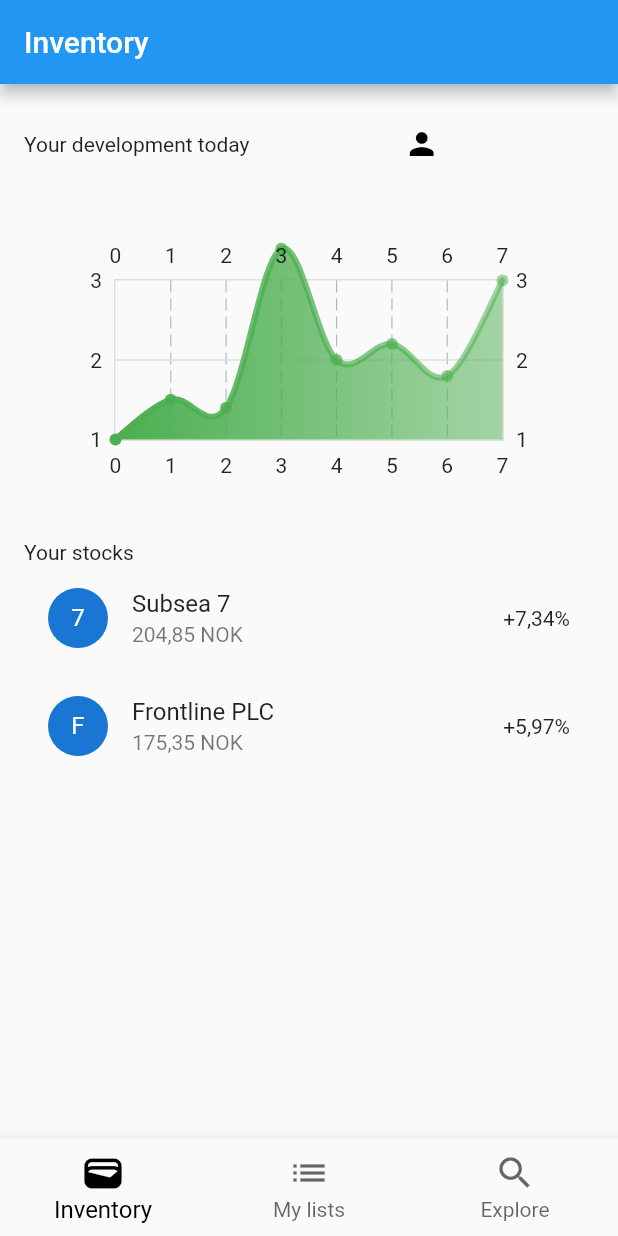
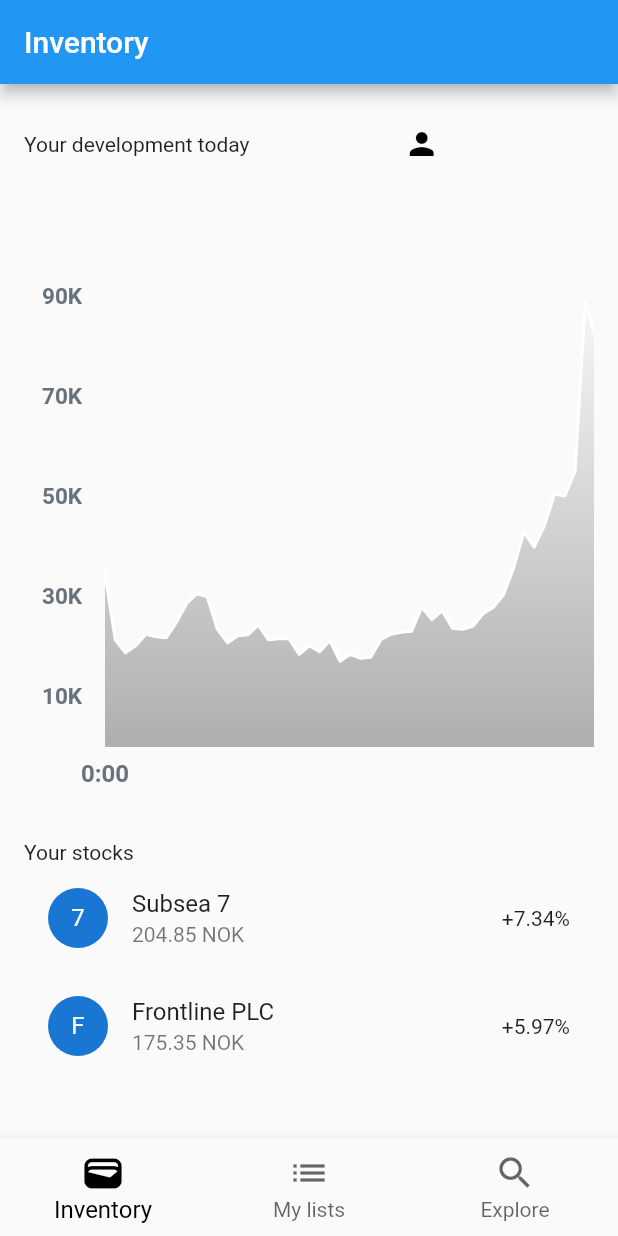
Before and after one commit to IDATA2503-Mobile-Applikasjoner/aksje_app, a Flutter app: the screen it shows after launch, on a phone screen of 412 x 824 dp. Run offline on Flutter 3.47's test engine with Material 2 defaults, Android fonts, the light colour scheme and no system bars; drawn by our look-alikes of fl_chart; our stand-ins replace flutter_secure_storage; accounts and stored records are empty.

Commit message:
Stock detail page

```diff
--- a/lib/main.dart
+++ b/lib/main.dart
@@ -1,22 +1,23 @@
-import 'package:aksje_app/widgets/pages/inventory.dart';
-import 'package:aksje_app/widgets/pages/my_lists.dart';
-import 'package:aksje_app/widgets/pages/search.dart';
+import 'package:aksje_app/widgets/screens/inventory.dart';
+import 'package:aksje_app/widgets/screens/my_lists.dart';
+import 'package:aksje_app/widgets/screens/search.dart';
 import 'package:aksje_app/widgets/ui_components/navigation_bar.dart';
 import 'package:flutter/material.dart';
 import 'package:aksje_app/models/user_provider.dart';
 import 'package:provider/provider.dart';
-import 'package:aksje_app/models/user.dart';
 
 void main() {
   runApp(
     ChangeNotifierProvider(
       create: (context) => UserProvider(),
-      child: MyApp(),
+      child: const MyApp(),
     ),
   );
 }
 
 class MyApp extends StatefulWidget {
+  const MyApp({super.key});
+
   @override
   _MyAppState createState() => _MyAppState();
 }
--- a/lib/models/StockList.dart
+++ /dev/null
@@ -1,22 +0,0 @@
-class StockList {
-  final int lid;
-  final String name;
-  final List<String> stocks;
-  final bool valid;
-
-  StockList({
-    required this.lid,
-    required this.name,
-    required this.stocks,
-    required this.valid,
-  });
-
-  factory StockList.fromJson(Map<String, dynamic> json) {
-    return StockList(
-      lid: json['lid'] as int,
-      name: json['name'] as String,
-      stocks: List<String>.from(json['stocks']),
-      valid: json['valid'] as bool,
-    );
-  }
-}
--- a/lib/models/stock.dart
+++ b/lib/models/stock.dart
@@ -1,10 +1,12 @@
 class Stock {
+  final String symbol;
   final String id;
   final String name;
   final double price;
   final double percentageChange;
 
   Stock({
+    required this.symbol,
     required this.id,
     required this.name,
     required this.price,
--- a/lib/models/stock_list_model.dart
+++ b/lib/models/stock_list_model.dart
@@ -1,13 +1,22 @@
-import 'package:aksje_app/models/stock.dart';
-
 class StockListModel {
-  final String id;
+  final int lid;
   final String name;
-  final List<Stock> stocks;
+  final List<String> stocks;
+  final bool valid;
 
   StockListModel({
-    required this.id,
+    required this.lid,
     required this.name,
     required this.stocks,
+    required this.valid,
   });
+
+  factory StockListModel.fromJson(Map<String, dynamic> json) {
+    return StockListModel(
+      lid: json['lid'] as int,
+      name: json['name'] as String,
+      stocks: List<String>.from(json['stocks']),
+      valid: json['valid'] as bool,
+    );
+  }
 }
--- a/lib/widgets/button_components/login_button.dart
+++ b/lib/widgets/button_components/login_button.dart
@@ -3,7 +3,7 @@
 Widget buildLoginButton(
   bool isLoading, TextEditingController emailController, TextEditingController passwordController, Function login) {
   if (isLoading) {
-    return Center(
+    return const Center(
       child: CircularProgressIndicator(),
     );
   } else {
@@ -14,7 +14,7 @@
         print('Login button pressed');
 
         // Add a 1-second delay here to simulate loading
-        Future.delayed(Duration(seconds: 3), () {
+        Future.delayed(const Duration(seconds: 3), () {
           login(email, password);
         });
       },
--- a/lib/widgets/pages/add_list.dart
+++ b/lib/widgets/screens/add_list.dart
@@ -3,7 +3,6 @@
 import 'dart:convert';
 import 'package:aksje_app/models/user_provider.dart';
 import 'package:provider/provider.dart';
-import 'package:aksje_app/models/user.dart';
 
 class AddListPage extends  StatefulWidget {
   const AddListPage({Key? key}) : super(key: key);
--- a/lib/widgets/pages/inventory.dart
+++ b/lib/widgets/screens/inventory.dart
@@ -1,29 +1,44 @@
+import 'package:aksje_app/models/stock.dart';
+import 'package:flutter/material.dart';
+import 'package:provider/provider.dart';
+import 'package:aksje_app/models/user_provider.dart';
+import 'package:aksje_app/widgets/screens/log-in.dart';
 import 'package:aksje_app/widgets/stock_components/stock_chart.dart';
-import 'package:fl_chart/fl_chart.dart';
-import 'package:flutter/material.dart';
-import 'package:aksje_app/widgets/pages/log-in.dart';
-import 'package:aksje_app/models/user_provider.dart';
-import 'package:provider/provider.dart';
+import 'package:aksje_app/widgets/screens/stock_detail.dart';
+
+// Stock model class
 
 class Inventory extends StatefulWidget {
-  const Inventory({super.key});
+  const Inventory({Key? key}) : super(key: key);
 
   @override
-  State<StatefulWidget> createState() {
-    return _InventoryState();
-  }
+  State<Inventory> createState() => _InventoryState();
 }
 
 class _InventoryState extends State<Inventory> {
+  final List<Stock> stocks = [
+    Stock(id: '1', symbol: '7', name: 'Subsea 7', price: 204.85, percentageChange: 7.34),
+    Stock(id: '2', symbol: 'F', name: 'Frontline PLC', price: 175.35, percentageChange: 5.97),
+    // Add more stocks with unique ids as needed
+  ];
 
   void navLoginPage() {
     Navigator.push(
       context,
-      MaterialPageRoute(builder: (context) => (const LoginPage())),
+      MaterialPageRoute(builder: (context) => const LoginPage()),
     );
   }
 
-    @override
+  void _goToStockDetailPage(Stock stock) {
+    Navigator.push(
+      context,
+      MaterialPageRoute(
+        builder: (context) => StockDetailPage(stock: stock),
+      ),
+    );
+  }
+
+  @override
   Widget build(BuildContext context) {
     return Scaffold(
       appBar: AppBar(
@@ -40,12 +55,12 @@
                 const Text('Your development today'),
                 OutlinedButton(
                   onPressed: navLoginPage,
-                  child: Icon(Icons.person, color: Colors.black),
                   style: ButtonStyle(
                     backgroundColor: MaterialStateProperty.all(Colors.transparent),
                     overlayColor: MaterialStateProperty.all(Colors.transparent),
                     side: MaterialStateProperty.all(BorderSide.none),
                   ),
+                  child: const Icon(Icons.person, color: Colors.black),
                 ),
                 Consumer<UserProvider>(
                   builder: (context, userProvider, _) {
@@ -59,35 +74,28 @@
               ],
             ),
             const SizedBox(height: 20.0),
-            // Some placeholder for the graph
-            const StockChart(data: [
-              FlSpot(0, 1),
-              FlSpot(1, 1.5),
-              FlSpot(2, 1.4),
-              FlSpot(3, 3.4),
-              FlSpot(4, 2),
-              FlSpot(5, 2.2),
-              FlSpot(6, 1.8),
-              FlSpot(7, 3),
-            ]),
+            // Placeholder for the graph
+            StockChart(),
             const SizedBox(height: 20.0),
             const Text('Your stocks'),
-            const ListTile(
-              leading: CircleAvatar(child: Text('7')),
-              title: Text('Subsea 7'),
-              subtitle: Text('204,85 NOK'),
-              trailing: Text('+7,34%'),
-            ),
-            const ListTile(
-              leading: CircleAvatar(child: Text('F')),
-              title: Text('Frontline PLC'),
-              subtitle: Text('175,35 NOK'),
-              trailing: Text('+5,97%'),
+            Expanded(
+              child: ListView.builder(
+                itemCount: stocks.length,
+                itemBuilder: (context, index) {
+                  final stock = stocks[index];
+                  return ListTile(
+                    leading: CircleAvatar(child: Text(stock.symbol)),
+                    title: Text(stock.name),
+                    subtitle: Text('${stock.price} NOK'),
+                    trailing: Text('+${stock.percentageChange.toStringAsFixed(2)}%'),
+                    onTap: () => _goToStockDetailPage(stock),
+                  );
+                },
+              ),
             ),
           ],
         ),
       ),
-      // Removed the bottom navigation bar from here
     );
   }
 }
--- a/lib/widgets/pages/log-in.dart
+++ b/lib/widgets/screens/log-in.dart
@@ -1,10 +1,9 @@
 import 'package:aksje_app/models/user.dart';
 import 'package:flutter/material.dart';
-import 'package:aksje_app/widgets/pages/sign-up.dart';
+import 'package:aksje_app/widgets/screens/sign-up.dart';
 import 'package:http/http.dart' as http;
 import 'dart:convert';
 import 'package:flutter_secure_storage/flutter_secure_storage.dart';
-import 'package:aksje_app/widgets/pages/inventory.dart';
 import 'package:provider/provider.dart';
 import 'package:aksje_app/models/user_provider.dart';
 import 'package:aksje_app/widgets/button_components/login_button.dart';
@@ -20,7 +19,7 @@
 
     final TextEditingController emailController = TextEditingController();
     final TextEditingController passwordController = TextEditingController();
-    final storage = new FlutterSecureStorage();
+    final storage = const FlutterSecureStorage();
     bool isLoggedIn = false;
     bool isLoading = false;
 
--- a/lib/widgets/pages/my_lists.dart
+++ b/lib/widgets/screens/my_lists.dart
@@ -1,8 +1,8 @@
-import 'package:aksje_app/models/StockList.dart';
+import 'package:aksje_app/models/stock_list_model.dart';
 import 'package:flutter/material.dart';
 import 'package:http/http.dart' as http;
 import 'dart:convert';
-import 'package:aksje_app/widgets/pages/add_list.dart';
+import 'package:aksje_app/widgets/screens/add_list.dart';
 import 'package:aksje_app/models/user.dart';
 import 'package:aksje_app/models/user_provider.dart';
 import 'package:provider/provider.dart';
@@ -15,14 +15,14 @@
 }
 
 class _MyListsPageState extends State<MyListsPage> {
-  List<StockList> lists = [];
+  List<StockListModel> lists = [];
 
   @override
   void initState() {
     super.initState();
   }
 
-    @override
+  @override
   void didChangeDependencies() {
     super.didChangeDependencies();
     _fetchDataFromServer();
@@ -30,7 +30,6 @@
 
   void _fetchDataFromServer() async {
     try {
-
       UserProvider userProvider = Provider.of<UserProvider>(context);
       var uid = userProvider.user!.uid;
       print(uid);
@@ -40,7 +39,9 @@
       if (response.statusCode == 200) {
         List responseData = jsonDecode(response.body);
         setState(() {
-          lists = responseData.map((data) => StockList.fromJson(data)).toList();
+          lists = responseData
+              .map((data) => StockListModel.fromJson(data))
+              .toList();
         });
       } else {
         print('Request failed with status: ${response.statusCode}.');
@@ -74,7 +75,7 @@
         onPressed: () {
           Navigator.push(
             context,
-            MaterialPageRoute(builder: (context) => AddListPage()),
+            MaterialPageRoute(builder: (context) => const AddListPage()),
           );
         },
         child: const Icon(Icons.add),
--- /dev/null
+++ b/lib/widgets/screens/stock_detail.dart
@@ -0,0 +1,95 @@
+import 'package:flutter/material.dart';
+import 'package:aksje_app/models/stock.dart'; // Import the Stock class
+import 'package:aksje_app/widgets/stock_components/stock_chart.dart'; // Import your StockChart widget
+
+class StockDetailPage extends StatelessWidget {
+  final Stock stock;
+
+  const StockDetailPage({Key? key, required this.stock}) : super(key: key);
+
+  @override
+  Widget build(BuildContext context) {
+    // Example data for the stock chart
+    // You would fetch this from your backend or service for the particular stock
+
+    return Scaffold(
+      appBar: AppBar(
+        title: Text(stock.name),
+      ),
+      body: SingleChildScrollView(
+        child: Padding(
+          padding: const EdgeInsets.all(16.0),
+          child: Column(
+            crossAxisAlignment: CrossAxisAlignment.start,
+            children: <Widget>[
+              const Text(
+                style: TextStyle(fontSize: 20, fontWeight: FontWeight.bold),
+                'Oslo Børs Open',
+              ),
+              const SizedBox(height: 20), // Spacing between text and chart
+              Text(
+                '${stock.symbol} ${stock.name}',
+                style:
+                    const TextStyle(fontSize: 36, fontWeight: FontWeight.bold),
+              ),
+              const SizedBox(height: 20),
+              Text(
+                '${stock.price.toString()} NOK (${stock.percentageChange.toString()}%)',
+                style:
+                    const TextStyle(fontSize: 16, fontWeight: FontWeight.bold),
+              ),
+              const SizedBox(height: 10),
+              SizedBox(
+                height: 300, // Fixed height for the chart container
+                child: StockChart(), // Include your StockChart widget
+              ),
+              const SizedBox(height: 60),
+              Row(
+                mainAxisAlignment: MainAxisAlignment.spaceEvenly,
+                children: [
+                  ElevatedButton(
+                    onPressed: () {
+                      // TODO: Implement buy action
+                    },
+                    style: ElevatedButton.styleFrom(
+                      foregroundColor: Colors.white,
+                      backgroundColor: const Color.fromARGB(
+                          255, 79, 117, 205), // Background color
+                      elevation: 2, // Button shadow
+                      shape: RoundedRectangleBorder(
+                          borderRadius:
+                              BorderRadius.circular(20)), // Rounded corners
+                      padding: const EdgeInsets.symmetric(
+                          horizontal: 62,
+                          vertical: 12), // Padding inside the button
+                    ),
+                    child: const Text('Buy'),
+                  ),
+                  ElevatedButton(
+                    onPressed: () {
+                      // TODO: Implement sell action
+                    },
+                    style: ElevatedButton.styleFrom(
+                      foregroundColor: Colors.white,
+                      backgroundColor: const Color.fromARGB(
+                          255, 185, 56, 47), // Background color
+                      elevation: 2, // Button shadow
+                      shape: RoundedRectangleBorder(
+                          borderRadius:
+                              BorderRadius.circular(20)), // Rounded corners
+                      padding: const EdgeInsets.symmetric(
+                          horizontal: 62,
+                          vertical: 12), // Padding inside the button
+                    ),
+                    child: const Text('Sell'),
+                  ),
+                ],
+              ),
+              // ... other details about the stock ...
+            ],
+          ),
+        ),
+      ),
+    );
+  }
+}
--- a/lib/widgets/stock_components/stock_chart.dart
+++ b/lib/widgets/stock_components/stock_chart.dart
@@ -1,69 +1,418 @@
+import 'package:fl_chart/fl_chart.dart';
 import 'package:flutter/material.dart';
-import 'package:fl_chart/fl_chart.dart';
 
-class StockChart extends StatefulWidget {
-  final List<FlSpot> data;
+class StockChart extends StatelessWidget {
+  StockChart({Key? key}) : super(key: key);
 
-  const StockChart({super.key, required this.data});
+  final List<Color> gradientColors = [
+    Colors.white,
+    Colors.black38,
+  ];
 
   @override
-  State<StatefulWidget> createState() => _StockChartState();
-}
-
-class _StockChartState extends State<StockChart> {
-  @override
   Widget build(BuildContext context) {
-    final bool isPositiveGrowth = widget.data.last.y > widget.data.first.y; // Check if growth is positive
-
-    final LinearGradient gradient = LinearGradient(
-      colors: isPositiveGrowth
-          ? [Colors.green, Colors.green.withOpacity(0.5)]
-          : [Colors.red, Colors.red.withOpacity(0.5)],
-    );
-
-    return Container(
-      height: 200.0,
-      padding: const EdgeInsets.all(16.0),
-      child: LineChart(
-        LineChartData(
-          gridData: FlGridData(
-            show: true,
-            drawHorizontalLine: true,
-            getDrawingHorizontalLine: (value) {
-              return FlLine(
-                color: Colors.grey[300]!,
-                strokeWidth: 1,
-              );
-            },
+    return SingleChildScrollView(
+      scrollDirection: Axis.horizontal,
+      child: SizedBox(
+        width: 2000,
+        height: 400,
+        child: Padding(
+          padding: const EdgeInsets.only(
+              right: 18.0, left: 12.0, top: 24, bottom: 12),
+          child: LineChart(
+            mainData(),
           ),
-          titlesData: const FlTitlesData(show: true),
-          borderData: FlBorderData(
-            show: true,
-            border: Border.all(color: Colors.grey[300]!, width: 1),
-          ),
-          minX: widget.data.first.x,
-          maxX: widget.data.last.x,
-          minY: widget.data.first.y,
-          maxY: widget.data.last.y,
-          lineBarsData: [
-            LineChartBarData(
-              spots: widget.data,
-              isCurved: true,
-              gradient: gradient,
-              barWidth: 4,
-              isStrokeCapRound: true,
-              belowBarData: BarAreaData(
-                show: true,
-                gradient: gradient,
-              ),
-              dotData: FlDotData(
-                show: true,
-                checkToShowDot: (spot, barData) => true,
-              ),
-            ),
-          ],
         ),
       ),
     );
   }
+
+  Widget bottomTitleWidgets(double value, TitleMeta meta) {
+    const style = TextStyle(
+      color: Color(0xff68737d),
+      fontWeight: FontWeight.bold,
+      fontSize: 16,
+    );
+    Widget text = const Text('', style: style);
+
+    final step = data.length ~/ 4;
+    if (value.toInt() % step == 0) {
+      final index = value.toInt() ~/ step;
+      text = Text('0:${(index * 5).toString().padLeft(2, '0')}', style: style);
+    }
+
+    return SideTitleWidget(
+      axisSide: meta.axisSide,
+      space: 8.0,
+      child: text,
+    );
+  }
+
+  Widget leftTitleWidgets(double value, TitleMeta meta) {
+    const style = TextStyle(
+      color: Color(0xff67727d),
+      fontWeight: FontWeight.bold,
+      fontSize: 15,
+    );
+    String text = const {
+          1: '10K',
+          3: '30K',
+          5: '50K',
+          7: '70K',
+          9: '90K',
+        }[value.toInt()] ??
+        '';
+    return Text(text, style: style, textAlign: TextAlign.left);
+  }
+
+  LineChartData mainData() {
+    return LineChartData(
+      gridData: const FlGridData(
+        show: false,
+      ),
+      titlesData: FlTitlesData(
+        show: true,
+        rightTitles: const AxisTitles(
+          sideTitles: SideTitles(showTitles: false),
+        ),
+        topTitles: const AxisTitles(
+          sideTitles: SideTitles(showTitles: false),
+        ),
+        bottomTitles: AxisTitles(
+          sideTitles: SideTitles(
+            showTitles: true,
+            reservedSize: 30,
+            interval: 1,
+            getTitlesWidget: bottomTitleWidgets,
+          ),
+        ),
+        leftTitles: AxisTitles(
+          sideTitles: SideTitles(
+            showTitles: true,
+            interval: 1,
+            getTitlesWidget: leftTitleWidgets,
+            reservedSize: 42,
+          ),
+        ),
+      ),
+      borderData: FlBorderData(
+          show: false,
+          border: Border.all(color: const Color(0xff37434d), width: 1)),
+      minX: 0,
+      maxX: data.length - 1,
+      minY: 0,
+      maxY: 10,
+      lineBarsData: [
+        LineChartBarData(
+          spots: [
+            for (final entry in data.entries)
+              FlSpot(entry.key.toDouble(), entry.value.toDouble())
+          ],
+          color: Colors.white,
+          barWidth: 2,
+          isStrokeCapRound: true,
+          dotData: const FlDotData(
+            show: false,
+          ),
+          belowBarData: BarAreaData(
+            show: true,
+            gradient: LinearGradient(
+              begin: Alignment.topCenter,
+              end: Alignment.bottomCenter,
+              colors: gradientColors
+                  .map((color) => color.withOpacity(0.3))
+                  .toList(),
+            ),
+          ),
+        ),
+      ],
+    );
+  }
 }
+
+final data = [
+  3.45,
+  2.14,
+  1.88,
+  2.02,
+  2.25,
+  2.20,
+  2.18,
+  2.49,
+  2.87,
+  3.06,
+  3.00,
+  2.35,
+  2.08,
+  2.22,
+  2.24,
+  2.43,
+  2.14,
+  2.16,
+  2.16,
+  1.85,
+  2.02,
+  1.90,
+  2.12,
+  1.71,
+  1.85,
+  1.77,
+  1.79,
+  2.14,
+  2.25,
+  2.29,
+  2.31,
+  2.79,
+  2.54,
+  2.72,
+  2.37,
+  2.35,
+  2.41,
+  2.66,
+  2.79,
+  3.04,
+  3.58,
+  4.29,
+  3.99,
+  4.42,
+  5.05,
+  5.01,
+  5.51,
+  8.90,
+  8.16,
+  5.61,
+  5.23,
+  5.19,
+  4.19,
+  3.72,
+  3.10,
+  2.97,
+  2.18,
+  2.45,
+  2.33,
+  2.29,
+  2.31,
+  2.31,
+  3.02,
+  3.43,
+  3.50,
+  3.25,
+  2.99,
+  3.08,
+  3.54,
+  4.12,
+  4.04,
+  4.74,
+  5.42,
+  7.70,
+  5.92,
+  5.25,
+  5.80,
+  5.82,
+  5.03,
+  4.99,
+  4.62,
+  4.62,
+  4.46,
+  6.12,
+  6.13,
+  5.37,
+  5.38,
+  5.70,
+  6.33,
+  6.26,
+  5.92,
+  5.41,
+  5.15,
+  6.34,
+  6.16,
+  6.58,
+  6.15,
+  6.13,
+  6.95,
+  7.16,
+  6.46,
+  7.17,
+  7.62,
+  9.52,
+  1.75,
+  3.41,
+  0.30,
+  3.05,
+  8.68,
+  7.54,
+  6.88,
+  7.16,
+  6.25,
+  6.20,
+  6.16,
+  7.13,
+  4.90,
+  5.84,
+  7.41,
+  6.73,
+  6.54,
+  8,
+  7.11,
+  7.59,
+  7.63,
+  7.34,
+  6.21,
+  6.21,
+  6.08,
+  6.74,
+  7.09,
+  7.11,
+  7.99,
+  8.53,
+  9.41,
+  0.17,
+  1.26,
+  2.68,
+  1.08,
+  8.25,
+  7.66,
+  6.74,
+  6.67,
+  5.82,
+  5.24,
+  4.51,
+  3.95,
+  3.5,
+  3.83,
+  3.79,
+  3.37,
+  3.14,
+  2.99,
+  4.00,
+  3.66,
+  5.34,
+  5.83,
+  5.32,
+  4.29,
+  4.03,
+  4.13,
+  4.79,
+  4.62,
+  4.32,
+  3.89,
+  3.43,
+  3.70,
+  4.25,
+  4.49,
+  4.08,
+  3.97,
+  4.24,
+  4.30,
+  4.54,
+  4.41,
+  4.05,
+  3.89,
+  3.56,
+  3.24,
+  3.16,
+  2.66,
+  2.50,
+  2.16,
+  1.94,
+  2.43,
+  2.45,
+  2.95,
+  2.83,
+  2.85,
+  3.31,
+  3.54,
+  3.33,
+  3.33,
+  3.33,
+  3.81,
+  4.16,
+  4.04,
+  3.83,
+  3.62,
+  3.43,
+  3.62,
+  3.68,
+  3.64,
+  4.24,
+  4.70,
+  6,
+  4.90,
+  4.66,
+  4.58,
+  4.58,
+  4.04,
+  3.91,
+  3.91,
+  3.77,
+  4.12,
+  3.47,
+  2.99,
+  2.87,
+  2.83,
+  2.60,
+  2.85,
+  2.77,
+  2.83,
+  2.77,
+  2.66,
+  2.33,
+  2.08,
+  1.92,
+  2.27,
+  1.98,
+  1.72,
+  1.91,
+  1.91,
+  2.58,
+  2.81,
+  2.81,
+  2.99,
+  2.97,
+  2.54,
+  3.58,
+  3.29,
+  2.85,
+  2.87,
+  3.10,
+  3.14,
+  2.97,
+  2.97,
+  2.89,
+  2.97,
+  2.87,
+  3.00,
+  2.81,
+  3.87,
+  2.66,
+  2.68,
+  2.79,
+  2.79,
+  2.97,
+  2.83,
+  2.95,
+  3,
+  3.27,
+  4.08,
+  4.04,
+  3.10,
+  2.68,
+  2.95,
+  2.64,
+  2.64,
+  2.39,
+  2.37,
+  2.22,
+  2.56,
+  2.33,
+  2.64,
+  2.22,
+  2.02,
+  1.90,
+  1.79,
+  1.73,
+  1.75,
+  1.62,
+  1.77,
+  2.29,
+].asMap();
--- a/lib/widgets/stock_components/stock_list.dart
+++ b/lib/widgets/stock_components/stock_list.dart
@@ -19,7 +19,7 @@
       itemBuilder: (ctx, index) => Dismissible(
         key: ValueKey(stocks[index].id),
         background: Container(
-          color: Theme.of(context).errorColor.withOpacity(0.75),
+          color: Theme.of(context).colorScheme.error.withOpacity(0.75),
           margin: const EdgeInsets.symmetric(horizontal: 16),
         ),
         onDismissed: (direction) {
```
Also changed, not shown: lib/widgets/screens/search.dart (renamed from lib/widgets/pages/search.dart), lib/widgets/screens/sign-up.dart (renamed from lib/widgets/pages/sign-up.dart), 6 other files.
